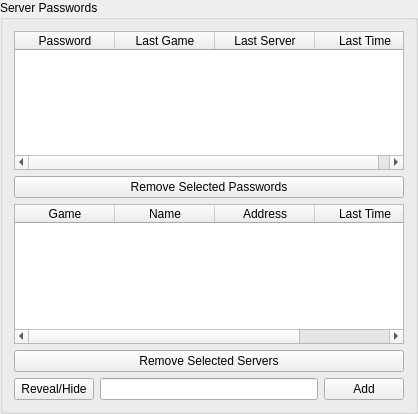
Old version of the form src/core/gui/configuration/cfgserverpasswords.ui in the repository Destroyerrrocket/doomseeker-unofficial.
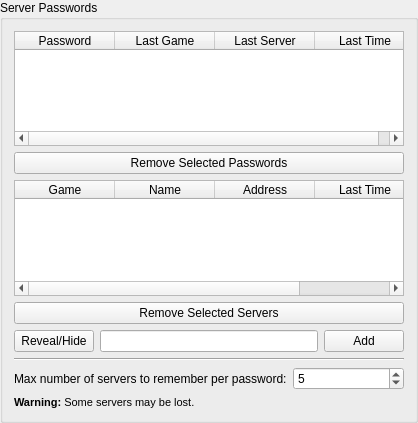
New version of the form.

Commit message: - Added limit of stored servers per each password (default: 5). - Pressing "Apply" in config box won't multiply stored server passwords anymore.

What changed in the file:
```diff
--- a/src/core/gui/configuration/cfgserverpasswords.ui
+++ b/src/core/gui/configuration/cfgserverpasswords.ui
@@ -7,7 +7,7 @@
     <x>0</x>
     <y>0</y>
     <width>418</width>
-    <height>414</height>
+    <height>423</height>
    </rect>
   </property>
   <property name="windowTitle">
@@ -149,6 +149,48 @@
      </item>
     </layout>
    </item>
+   <item>
+    <widget class="Line" name="line">
+     <property name="orientation">
+      <enum>Qt::Horizontal</enum>
+     </property>
+    </widget>
+   </item>
+   <item>
+    <layout class="QFormLayout" name="formLayout">
+     <property name="fieldGrowthPolicy">
+      <enum>QFormLayout::AllNonFixedFieldsGrow</enum>
+     </property>
+     <item row="0" column="0">
+      <widget class="QLabel" name="label">
+       <property name="text">
+        <string>Max number of servers to remember per password:</string>
+       </property>
+      </widget>
+     </item>
+     <item row="0" column="1">
+      <widget class="QSpinBox" name="spinMaxPasswords">
+       <property name="maximum">
+        <number>999999999</number>
+       </property>
+       <property name="value">
+        <number>5</number>
+       </property>
+      </widget>
+     </item>
+    </layout>
+   </item>
+   <item>
+    <widget class="QLabel" name="lblServerLossWarning">
+     <property name="text">
+      <string>&lt;!DOCTYPE HTML PUBLIC &quot;-//W3C//DTD HTML 4.0//EN&quot; &quot;http://www.w3.org/TR/REC-html40/strict.dtd&quot;&gt;
+&lt;html&gt;&lt;head&gt;&lt;meta name=&quot;qrichtext&quot; content=&quot;1&quot; /&gt;&lt;style type=&quot;text/css&quot;&gt;
+p, li { white-space: pre-wrap; }
+&lt;/style&gt;&lt;/head&gt;&lt;body style=&quot; font-family:'MS Shell Dlg 2'; font-size:8.25pt; font-weight:400; font-style:normal;&quot;&gt;
+&lt;p style=&quot; margin-top:0px; margin-bottom:0px; margin-left:0px; margin-right:0px; -qt-block-indent:0; text-indent:0px;&quot;&gt;&lt;span style=&quot; font-size:8pt; font-weight:600;&quot;&gt;Warning:&lt;/span&gt;&lt;span style=&quot; font-size:8pt;&quot;&gt; Some servers may be lost.&lt;/span&gt;&lt;/p&gt;&lt;/body&gt;&lt;/html&gt;</string>
+     </property>
+    </widget>
+   </item>
   </layout>
  </widget>
  <resources/>
```
Left out of the diff: 37 changed lines with no effect on the pictures. The commit also changes 7 other files.
